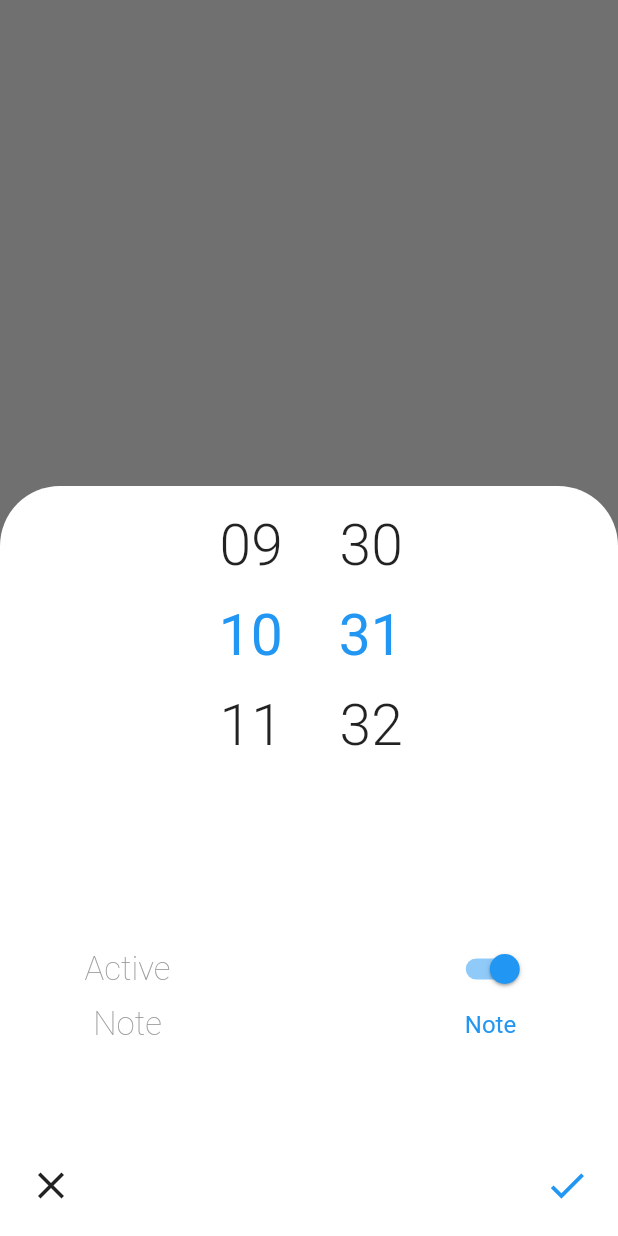
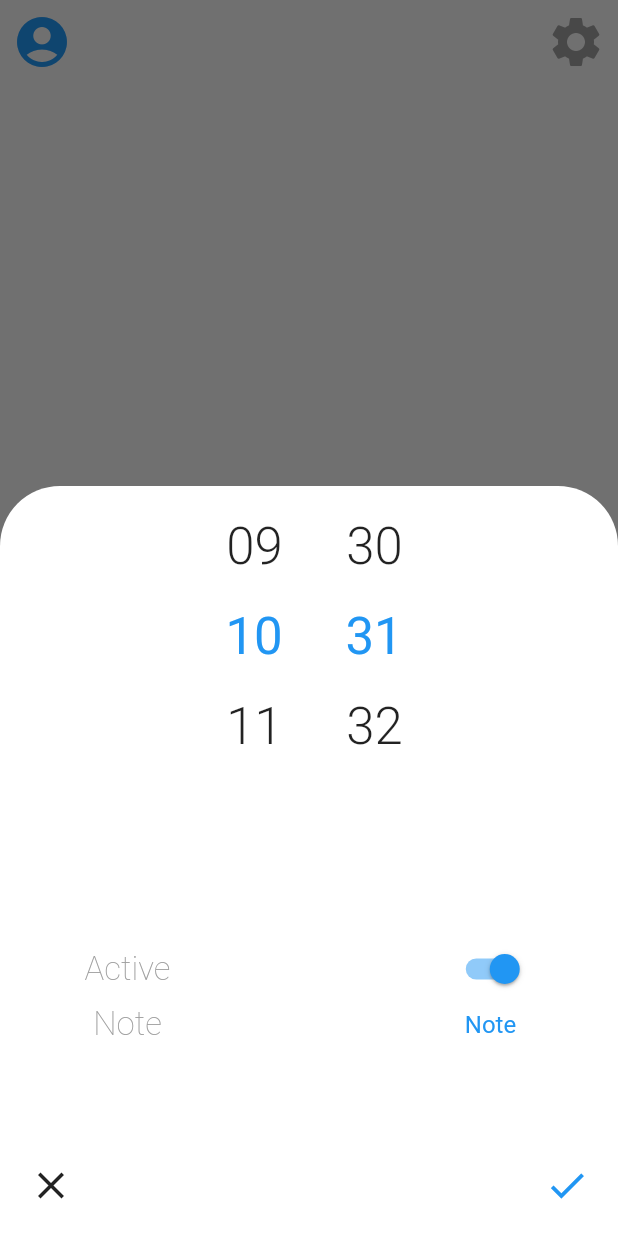
Before and after one commit to tuvalp/alarm_new, a Flutter app: the screen it shows after launch, after a tap on the "alarm add" icon, on a phone screen of 412 x 824 dp. Run offline on Flutter 3.47's test engine with Material 2 defaults, Android fonts, the phone set to English and light mode, and no system bars; drawn by our look-alikes of flutter_time_picker_spinner; our stand-ins replace get, hive, hive_flutter, vibration; missing offline and left inert: flutter_foreground_task, flutter_ringtone_player; accounts and stored records are empty.

Commit message:
number fix

```diff
--- a/lib/screens/home_page.dart
+++ b/lib/screens/home_page.dart
@@ -31,6 +31,24 @@ class HomeScreen extends StatelessWidget {
   Widget build(BuildContext context) {
     return SafeArea(
       child: Scaffold(
+        appBar: AppBar(
+          backgroundColor: const Color(0xFFF5F5F5),
+          elevation: 0,
+          leading: IconButton(
+            onPressed: () => (),
+            color: Colors.blue,
+            iconSize: 40,
+            icon: const Icon(Icons.account_circle),
+          ),
+          actions: [
+            IconButton(
+              onPressed: () => (),
+              color: Colors.grey,
+              iconSize: 40,
+              icon: const Icon(Icons.settings),
+            ),
+          ],
+        ),
         body: const AlarmView(),
         floatingActionButton: addAlarmButton(context),
         floatingActionButtonLocation: FloatingActionButtonLocation.centerDocked,
--- a/lib/widgets/alarm_control.dart
+++ b/lib/widgets/alarm_control.dart
@@ -85,9 +85,9 @@ class _AlarmCntorlState extends State<AlarmContorl> {
                   time = newTime.copyWith(second: 0);
                 }),
                 normalTextStyle:
-                    const TextStyle(fontSize: 38, fontWeight: FontWeight.w300),
+                    const TextStyle(fontSize: 34, fontWeight: FontWeight.w300),
                 highlightedTextStyle: const TextStyle(
-                  fontSize: 38,
+                  fontSize: 34,
                   fontWeight: FontWeight.w400,
                   color: Colors.blue,
                 ),
```
Also changed, not shown: lib/widgets/top_menu.dart (added, +17 -0 lines).
